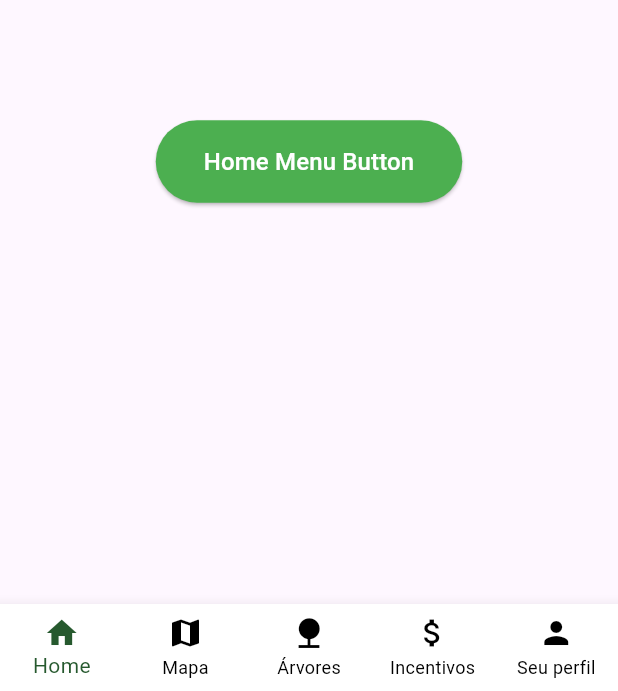
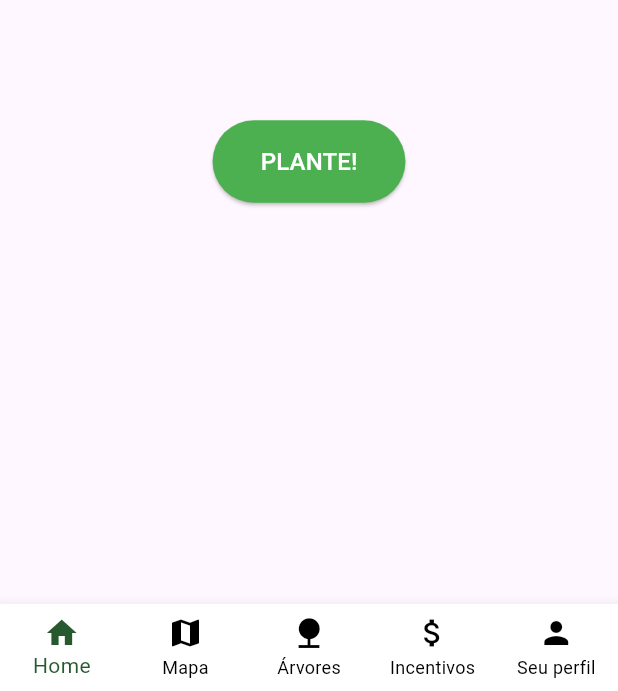
Before and after one commit to ggcraveiro/AppFetin, a Flutter app: the screen it shows after launch, on a phone screen of 412 x 824 dp, the part 545-1236 px from its top. Run offline on Flutter 3.47's test engine with Material 3 defaults, Android fonts, the phone set to English and light mode, and no system bars.

Commit message:
Minor text changes

```diff
--- a/lib/pages/menu1_page.dart
+++ b/lib/pages/menu1_page.dart
@@ -20,7 +20,7 @@ class Menu1Page extends StatelessWidget {
               // Add button action here
             },
             child: const Text(
-              'Home Menu Button',
+              'PLANTE!',
               style: TextStyle(color: Colors.white, fontSize: 16),
             ),
           ),
```
